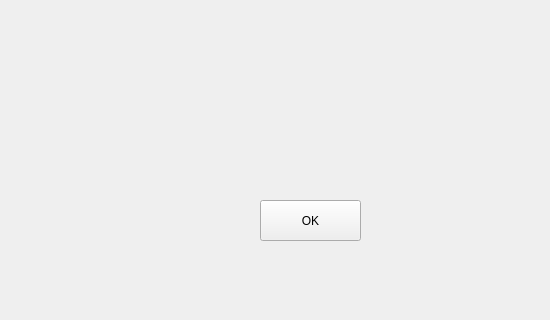
Before: the Qt Designer form finalwindow.ui in shirokov-kirill/Naval_battle_project, drawn with Qt 5; both pictures show x 0 to 550 and y 160 to 480 of the 640 by 480 pixel window.
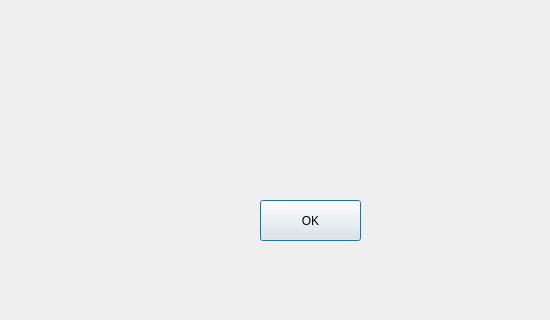
After: the same form once the commit is applied.

Commit message: bugfixes and final window works now

Patch:
```diff
--- a/finalwindow.ui
+++ b/finalwindow.ui
@@ -26,6 +26,9 @@
     <property name="text">
      <string>OK</string>
     </property>
+    <property name="default">
+     <bool>true</bool>
+    </property>
    </widget>
   </widget>
   <widget class="QMenuBar" name="menubar">
```
Left out of the diff: 12 changed lines with no effect on the pictures. The commit also changes 7 other files.
